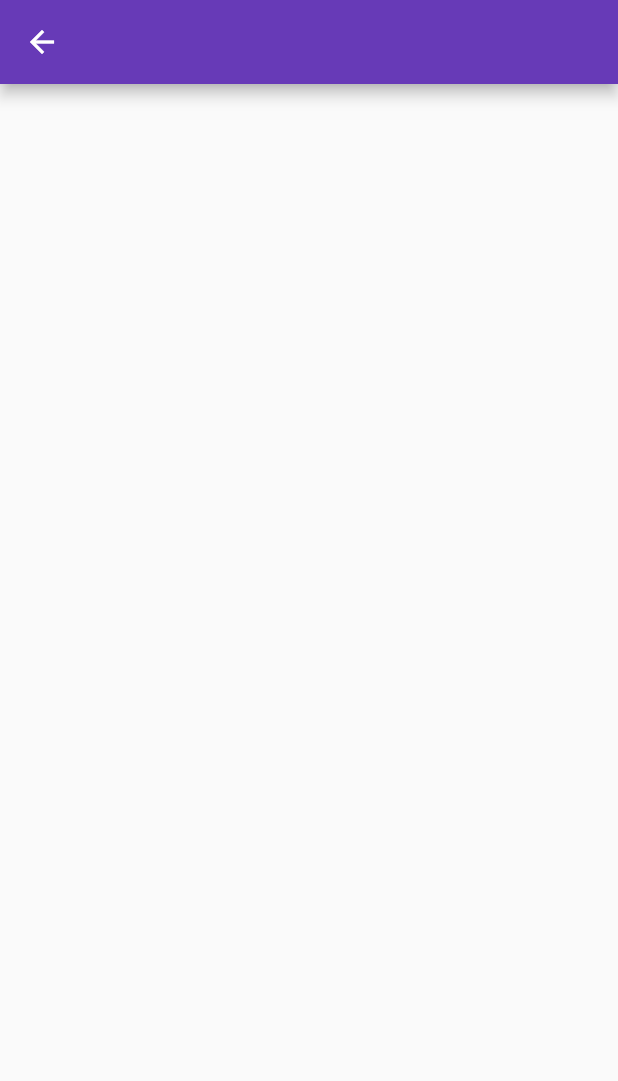
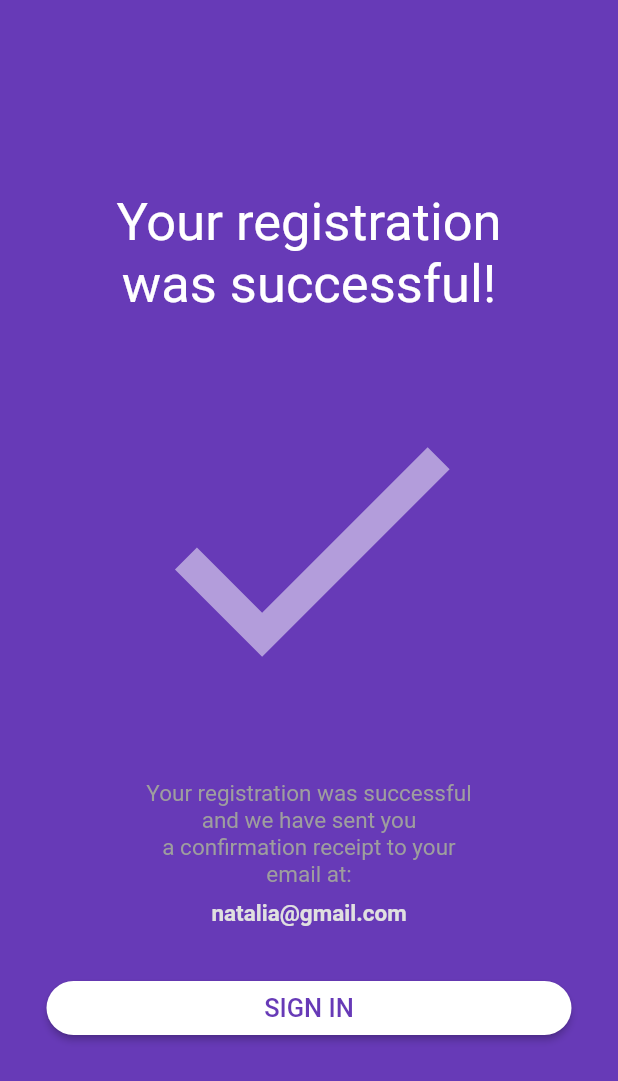
Before and after one commit to nataliacanellas/signin_backend_curso_proway, a Flutter app: the SuccessPage screen opened directly, on a phone screen of 412 x 824 dp. Shown: the top 1081 px of the screen. Run offline on Flutter 3.47's test engine with Material 2 defaults, Android fonts, the light colour scheme and no system bars; network calls fail.

Commit message:
[up] updated pages

```diff
--- a/lib/main.dart
+++ b/lib/main.dart
@@ -1,6 +1,6 @@
 import 'package:flutter/material.dart';
 
-import 'presenter/sign_in_page.dart';
+import 'presenter/signIn/sign_in_page.dart';
 
 void main() {
   runApp(const MyApp());
--- a/lib/presenter/success_page.dart
+++ b/lib/presenter/success_page.dart
@@ -1,14 +1,68 @@
 import 'package:flutter/material.dart';
+import 'package:trabalho_warren/presenter/signIn/sign_in_page.dart';
 
 class SuccessPage extends StatelessWidget {
+  const SuccessPage({Key? key}) : super(key: key);
 
-  const SuccessPage({ Key? key }) : super(key: key);
-
-   @override
-   Widget build(BuildContext context) {
-       return Scaffold(
-           appBar: AppBar(title: const Text(''),),
-           body: Container(),
-       );
+  @override
+  Widget build(BuildContext context) {
+    return Scaffold(
+      backgroundColor: Colors.deepPurple,
+      body: Center(
+        child: SingleChildScrollView(
+            padding: const EdgeInsets.all(30),
+            child: Column(
+              mainAxisAlignment: MainAxisAlignment.center,
+              children: [
+                const Text(
+                  'Your registration\nwas successful!',
+                  textAlign: TextAlign.center,
+                  style: TextStyle(color: Colors.white, fontSize: 35),
+                ),
+                const SizedBox(height: 30),
+                Icon(
+                  Icons.check,
+                  color: Colors.deepPurple[200],
+                  size: 250,
+                ),
+                const SizedBox(height: 30),
+                const Text(
+                  'Your registration was successful\nand we have sent you\na confirmation receipt to your\nemail at:',
+                  textAlign: TextAlign.center,
+                  style: TextStyle(
+                    fontSize: 15,
+                    color: Colors.grey,
+                  ),
+                ),
+                const SizedBox(height: 8),
+                Text(
+                  'natalia@gmail.com',
+                  style:
+                      TextStyle(fontSize: 15, color: Colors.grey[300], fontWeight: FontWeight.w600),
+                ),
+                const SizedBox(height: 30),
+                MaterialButton(
+                  color: Colors.white,
+                  shape: RoundedRectangleBorder(borderRadius: BorderRadius.circular(20)),
+                  minWidth: 350,
+                  onPressed: () {
+                    Navigator.of(context).push(
+                      MaterialPageRoute(
+                        builder: (context) => const SignInPage(),
+                      ),
+                    );
+                  },
+                  child: const Text(
+                    'SIGN IN',
+                    style: TextStyle(
+                      fontSize: 17,
+                      color: Colors.deepPurple,
+                    ),
+                  ),
+                ),
+              ],
+            )),
+      ),
+    );
   }
 }
```
Also changed, not shown: lib/presenter/signIn/sign_in_page.dart (renamed from lib/presenter/sign_in_page.dart, +44 -17 lines), lib/presenter/signUp/sign_up_page.dart (added, +227 -0 lines), lib/presenter/sign_up_page.dart (deleted, +0 -14 lines).
